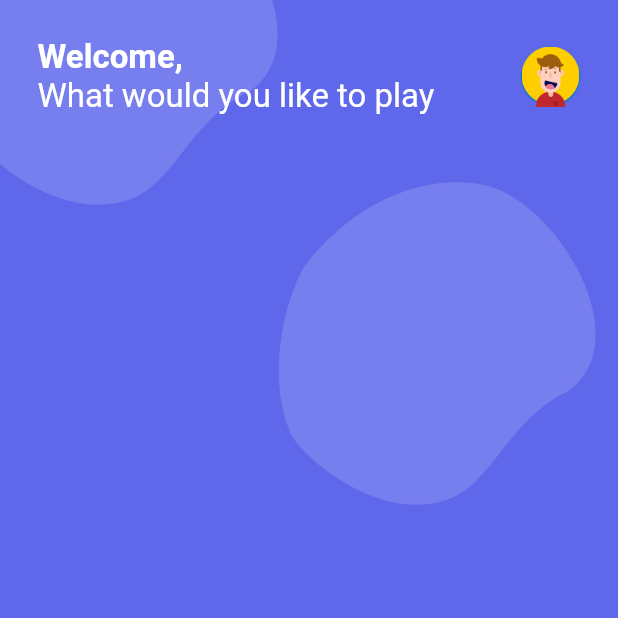
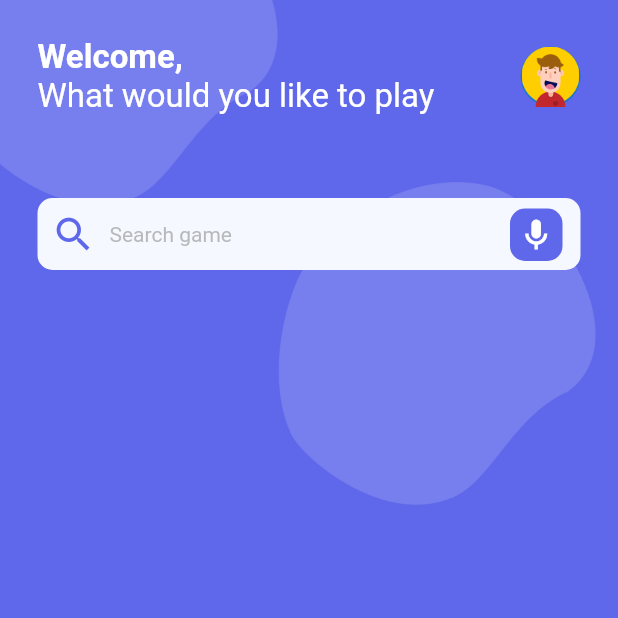
Before and after one commit to abdullakn/game_store, a Flutter app: the screen it shows after launch, on a phone screen of 412 x 824 dp, the top half of it. Run offline on Flutter 3.47's test engine with Material 2 defaults, Android fonts, the light colour scheme and no system bars.

Commit message:
search is completed

```diff
--- a/lib/screens/home/home.dart
+++ b/lib/screens/home/home.dart
@@ -1,6 +1,7 @@
 import 'package:flutter/material.dart';
 import 'package:game_store_app/constants/colors.dart';
 import 'package:game_store_app/screens/home/widgets/header.dart';
+import 'package:game_store_app/screens/home/widgets/search.dart';
 
 class HomePage extends StatelessWidget {
   const HomePage({Key? key}) : super(key: key);
@@ -34,7 +35,8 @@ class HomePage extends StatelessWidget {
           ),
           Column(
             children: [
-              Header()
+              Header(),
+              Seacrh()
 
             ],
           )
--- /dev/null
+++ b/lib/screens/home/widgets/search.dart
@@ -0,0 +1,52 @@
+import 'package:flutter/material.dart';
+import 'package:game_store_app/constants/colors.dart';
+
+class Seacrh extends StatelessWidget {
+  const Seacrh({Key? key}) : super(key: key);
+
+  @override
+  Widget build(BuildContext context) {
+    return Container(
+      padding: EdgeInsets.symmetric(horizontal: 25, vertical: 30),
+      child: Stack(
+        children: [
+          TextField(
+            cursorColor: kPrimaryColor,
+            decoration: InputDecoration(
+              fillColor: Color(0xFFF6F8FF),
+              filled: true,
+              contentPadding: EdgeInsets.symmetric(vertical: 0, horizontal: 20),
+              prefixIcon: Icon(
+                Icons.search_outlined,
+                color: kPrimaryColor,
+                size: 30,
+              ),
+              hintText: 'Search game',
+              hintStyle:
+                  TextStyle(fontSize: 14, color: Colors.grey.withOpacity(0.7)),
+              border: OutlineInputBorder(
+                  borderRadius: BorderRadius.circular(10),
+                  borderSide: BorderSide(
+                    width: 0,
+                    style: BorderStyle.none,
+                  )),
+            ),
+          ),
+          Positioned(
+            bottom: 6,
+            right: 12,
+              child: Container(
+            padding: EdgeInsets.all(5),
+            decoration: BoxDecoration(
+                borderRadius: BorderRadius.circular(10), color: kPrimaryColor),
+            child: Icon(
+              Icons.mic_outlined,
+              color: Colors.white,
+              size: 25,
+            ),
+          ))
+        ],
+      ),
+    );
+  }
+}
```
